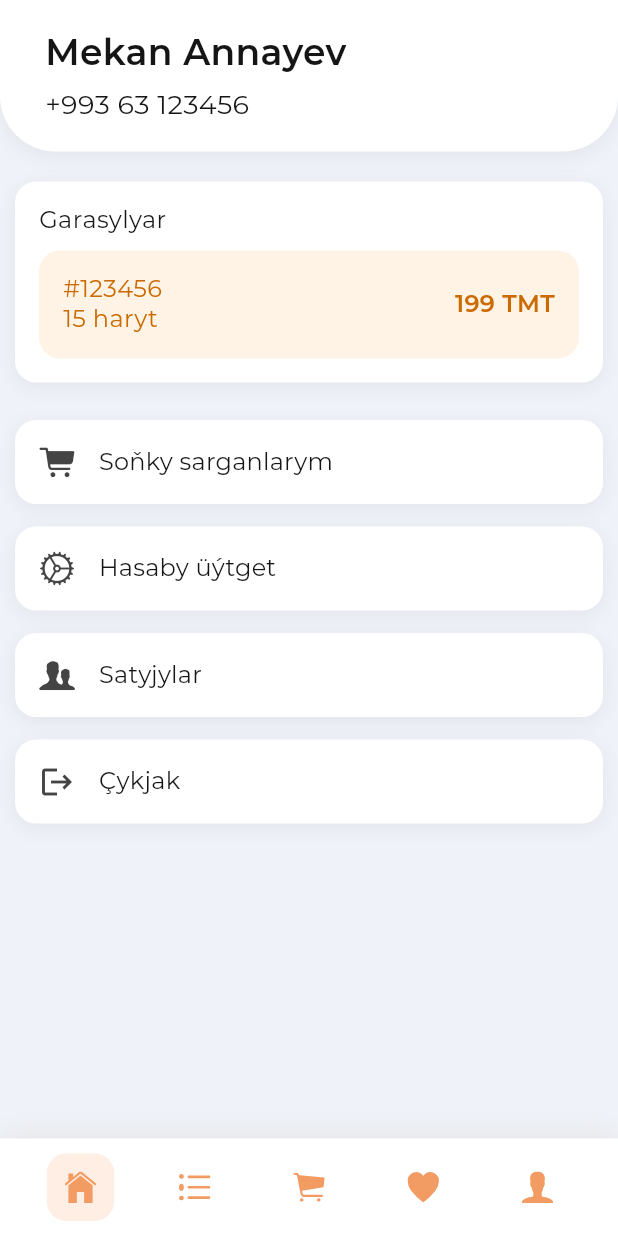
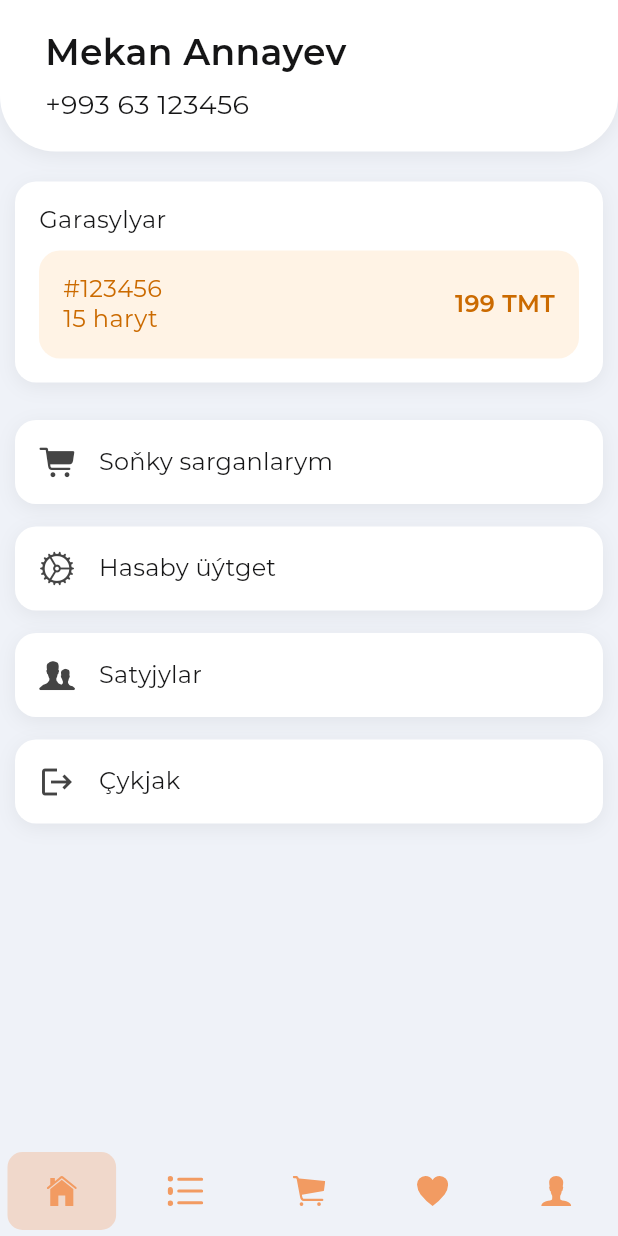
Before and after one commit to ikays97/tajiryol, a Flutter app: the screen it shows after launch, swiped to page 5, on a phone screen of 412 x 824 dp. Run offline on Flutter 3.47's test engine with Material 2 defaults, Android fonts, the phone set to English and light mode, and no system bars; our stand-ins replace cached_network_image, dio, flutter_svg, flutter_swiper, get, pull_to_refresh and 1 more; generated files the repository leaves out were written again; network calls fail; project files that could hold a hidden picture were left out.

Commit message:
biderek uytgetmeler

```diff
--- a/lib/app_settings.dart
+++ b/lib/app_settings.dart
@@ -52,7 +52,8 @@ ThemeData genAppLightTheme() {
     appBarTheme: AppBarTheme(
       backwardsCompatibility: false,
       backgroundColor: Colors.white,
-      foregroundColor: _textLightColor,
+      foregroundColor: Colors.white,
+      iconTheme: IconThemeData(color: Colors.white),
     ),
     // This makes the visual density adapt to the platform that you run
     // the app on. For desktop platforms, the controls will be smaller and
--- a/lib/components/my_cached_image.dart
+++ b/lib/components/my_cached_image.dart
@@ -8,7 +8,8 @@ class MyCachedNetworkImage extends StatelessWidget {
   @override
   Widget build(BuildContext context) {
     return CachedNetworkImage(
-      imageUrl: imageurl,
+      imageUrl: imageurl ??
+          "http://192.168.137.181:81/assets/images/defaults/slider.png",
       placeholder: (_, __) => Center(
         child: Text(
           'placeholder-image',
--- a/lib/icons.dart
+++ b/lib/icons.dart
@@ -5,7 +5,6 @@ import 'package:flutter_svg/flutter_svg.dart';
 class SvgIcons {
   SvgIcons._();
   static SvgPicture _svgAsset24dp(String assetPath) {
-    print(assetPath);
     return SvgPicture.asset(assetPath, width: 20, height: 20);
   }
 
--- a/lib/main.dart
+++ b/lib/main.dart
@@ -8,6 +8,7 @@ import 'pages/main_page/main_page.dart';
 import 'pages/main_page/provider/main_provider.dart';
 
 void main(List<String> args) {
+  WidgetsFlutterBinding.ensureInitialized();
   runApp(
     MultiProvider(
       providers: [
@@ -38,7 +39,6 @@ class _TajiryolAppState extends State<TajiryolApp> {
       child: Builder(
         builder: (context) {
           final settings = AppSettings.of(context);
-          final token = prefs?.getString('token');
           return GetMaterialApp(
             title: 'Tajiryol',
             debugShowCheckedModeBanner: false,
--- /dev/null
+++ b/lib/navbar_test.dart
@@ -0,0 +1,90 @@
+import 'package:flutter/material.dart';
+import 'package:flutter_svg/svg.dart';
+
+const Color BACKGROUND_COLOR = Color(0xffE2E7F2);
+
+class CustomNavBar extends StatefulWidget {
+  final Color backgroundColor;
+  final Color itemColor;
+  final List<CustomNavBarItem> children;
+  final Function(int) onChange;
+  final int currentIndex;
+
+  const CustomNavBar({
+    Key key,
+    this.backgroundColor,
+    this.itemColor,
+    this.onChange,
+    this.currentIndex,
+    @required this.children,
+  }) : super(key: key);
+
+  @override
+  _CustomNavBarState createState() => _CustomNavBarState();
+}
+
+class _CustomNavBarState extends State<CustomNavBar> {
+  void _onChangeIndex(int index) {
+    if (widget.onChange != null) {
+      widget.onChange(index);
+    }
+  }
+
+  @override
+  void initState() {
+    // TODO: implement initState
+    super.initState();
+  }
+
+  @override
+  Widget build(BuildContext context) {
+    Size size = MediaQuery.of(context).size;
+    return Container(
+      height: 60,
+      color: widget.backgroundColor,
+      child: Row(
+        mainAxisAlignment: MainAxisAlignment.spaceAround,
+        children: widget.children.map((item) {
+          var color = item.color ?? widget.itemColor;
+          var icon = item.icon;
+          var label = item.label;
+          int index = widget.children.indexOf(item);
+          return GestureDetector(
+            onTap: () {
+              _onChangeIndex(index);
+            },
+            child: AnimatedContainer(
+              duration: Duration(milliseconds: 200),
+              width: size.width / widget.children.length - 10,
+              padding: const EdgeInsets.only(left: 10, right: 10),
+              margin: const EdgeInsets.all(4),
+              alignment: Alignment.center,
+              decoration: BoxDecoration(
+                color: widget.currentIndex == index
+                    ? color.withOpacity(0.3)
+                    : Colors.transparent,
+                borderRadius: BorderRadius.circular(10),
+              ),
+              child: Row(
+                mainAxisAlignment: MainAxisAlignment.spaceAround,
+                children: <Widget>[
+                  Expanded(
+                    child: icon,
+                  ),
+                ],
+              ),
+            ),
+          );
+        }).toList(),
+      ),
+    );
+  }
+}
+
+class CustomNavBarItem {
+  final SvgPicture icon;
+  final String label;
+  final Color color;
+
+  CustomNavBarItem({this.icon, this.label, this.color});
+}
--- a/lib/pages/home/component/promotions.dart
+++ b/lib/pages/home/component/promotions.dart
@@ -16,9 +16,6 @@ class TabPromotions extends StatelessWidget {
 
   Widget _build(Size size) {
     List<Widget> listWidgets = data.map((i) {
-      // var bgColor = string2Color(i.bgColor);
-      // Color titleColor = string2Color(i.titleColor);
-      // Color subtitleColor = string2Color(i.subtitleColor);
       return ClipRRect(
         borderRadius: BorderRadius.circular(8),
         child: Container(
@@ -26,7 +23,7 @@ class TabPromotions extends StatelessWidget {
           width: size.width,
           height: size.height * 0.2,
           child: MyCachedNetworkImage(
-            imageurl: i.image,
+            imageurl: i.bannerTM,
           ),
         ),
       );
--- a/lib/pages/main_page/main_page.dart
+++ b/lib/pages/main_page/main_page.dart
@@ -1,12 +1,13 @@
 import 'package:flutter/material.dart';
 import 'package:provider/provider.dart';
-import 'package:tajiryol/components/my_bottom_navbar.dart';
+import 'package:tajiryol/navbar_test.dart';
 import 'package:tajiryol/pages/cart/cart_page.dart';
 import 'package:tajiryol/pages/category/category.dart';
 import 'package:tajiryol/pages/favourite/favourite_page.dart';
 import 'package:tajiryol/pages/home/home_page.dart';
 import 'package:tajiryol/pages/profile/profile_page.dart';
 import 'package:tajiryol/utils/navigator.dart';
+import '../../icons.dart';
 import 'provider/main_provider.dart';
 
 class MainPage extends StatefulWidget {
@@ -19,14 +20,7 @@ class _MainPageState extends State<MainPage>
   @override
   void initState() {
     super.initState();
-    // hideScreen();
   }
-
-  // Future<void> hideScreen() async {
-  //   Future.delayed(Duration(milliseconds: 750), () {
-  //     FlutterSplashScreen.hide();
-  //   });
-  // }
 
   @override
   Widget build(BuildContext context) {
@@ -34,17 +28,34 @@ class _MainPageState extends State<MainPage>
     final mainState = Provider.of<MainProvider>(context);
     MyNavigator.ctx = context;
     return Scaffold(
-      bottomNavigationBar: Container(
-        color: Colors.white,
-        child: MyBottomNavigationBar(
-          onTap: (index) {
-            print(index);
-            mainState.tabBarPageController.jumpToPage(index);
-            setState(() {
-              mainState.setTabBarSelectedIndex = index;
-            });
-          },
-        ),
+      bottomNavigationBar: CustomNavBar(
+        itemColor: Theme.of(context).primaryColor,
+        currentIndex: mainState.getTabBarSelectedIndex,
+        onChange: (index) {
+          mainState.setTabBarSelectedIndex = index;
+        },
+        children: [
+          CustomNavBarItem(
+            icon: SvgIcons.home,
+            label: 'Home',
+          ),
+          CustomNavBarItem(
+            icon: SvgIcons.category,
+            label: 'Category',
+          ),
+          CustomNavBarItem(
+            icon: SvgIcons.cart,
+            label: 'Cart',
+          ),
+          CustomNavBarItem(
+            icon: SvgIcons.heart,
+            label: 'Favourite',
+          ),
+          CustomNavBarItem(
+            icon: SvgIcons.person,
+            label: 'Account',
+          ),
+        ],
       ),
       body: PageView(
         controller: mainState.tabBarPageController,
--- a/lib/pages/main_page/provider/main_provider.dart
+++ b/lib/pages/main_page/provider/main_provider.dart
@@ -7,12 +7,12 @@ class MainProvider with ChangeNotifier {
   int _tabBarSelectedIndex = 0;
   int get getTabBarSelectedIndex => _tabBarSelectedIndex;
   set setTabBarSelectedIndex(int value) {
+    _tabBarSelectedIndex = value;
     tabBarPageController.animateToPage(
       value,
       duration: Duration(milliseconds: 300),
       curve: Curves.easeInOut,
     );
-    _tabBarSelectedIndex = value;
     notifyListeners();
   }
 
--- a/lib/pages/product_page/components/bottom.dart
+++ b/lib/pages/product_page/components/bottom.dart
@@ -1,4 +1,6 @@
 import 'package:flutter/material.dart';
+import 'package:tajiryol/pages/cart/cart_page.dart';
+import 'package:tajiryol/utils/navigator.dart';
 
 import '../defaults.dart';
 
@@ -72,7 +74,7 @@ class CartBottom extends StatelessWidget {
                     },
                   ),
                 ),
-                onPressed: () {},
+                onPressed: () => MyNavigator.push(CartPage()),
                 child: Text(
                   'SEBEDE GEÇ',
                   style: TextStyle(
--- a/lib/services/category_service.dart
+++ b/lib/services/category_service.dart
@@ -5,6 +5,5 @@ import 'package:tajiryol/utils/request.dart';
 class CategoryDataAPI {
   static Future<List<Category>> getCategoryData() async {
     var response = await RequestUtil().get('/categories');
-    print(response);
   }
 }
--- a/lib/services/maincat_service.dart
+++ b/lib/services/maincat_service.dart
@@ -5,7 +5,6 @@ import 'package:tajiryol/utils/request.dart';
 class MainCatAPI {
   static Future<MaincategoryList> getData() async {
     var response = await RequestUtil().get('maincategories');
-    print(response);
     return MaincategoryList.fromJson(response);
   }
 }
--- a/lib/services/tab_service.dart
+++ b/lib/services/tab_service.dart
@@ -6,6 +6,6 @@ import 'package:tajiryol/utils/request.dart';
 class TabAPI {
   static Future<TabModel> getData(String slug) async {
     var response = await RequestUtil().get('maincategory/$slug');
-    return TabModel.fromJson(response);
+    return TabModel.fromJson(response['data']);
   }
 }
--- a/lib/utils/request.dart
+++ b/lib/utils/request.dart
@@ -2,7 +2,7 @@ import 'dart:async';
 import 'package:dio/dio.dart';
 import 'package:shared_preferences/shared_preferences.dart';
 
-const SERVER_API_URL = "http://192.168.1.100:82/api/";
+const SERVER_API_URL = "http://192.168.137.181:81/api/v2/app/";
 
 class RequestUtil {
   static RequestUtil _instance = RequestUtil._internal();
@@ -95,7 +95,6 @@ class RequestUtil {
         queryParameters: params,
         options: requestOptions,
       );
-      print(response);
 
       return response?.data;
     } on DioError catch (e) {
```
Also changed, not shown: lib/models/promotion.dart (+6 -3 lines), lib/pages/cart/cart_page.dart (+9 -13 lines), lib/pages/category/category.dart (+8 -5 lines), lib/pages/home/component/swiper.dart (+2 -10 lines), lib/pages/home/component/tabbar.dart (+1 -7 lines), lib/pages/home/home_page.dart (+13 -13 lines), lib/pages/home/tab_page.dart (+9 -5 lines), lib/models/promotion.g.dart.
